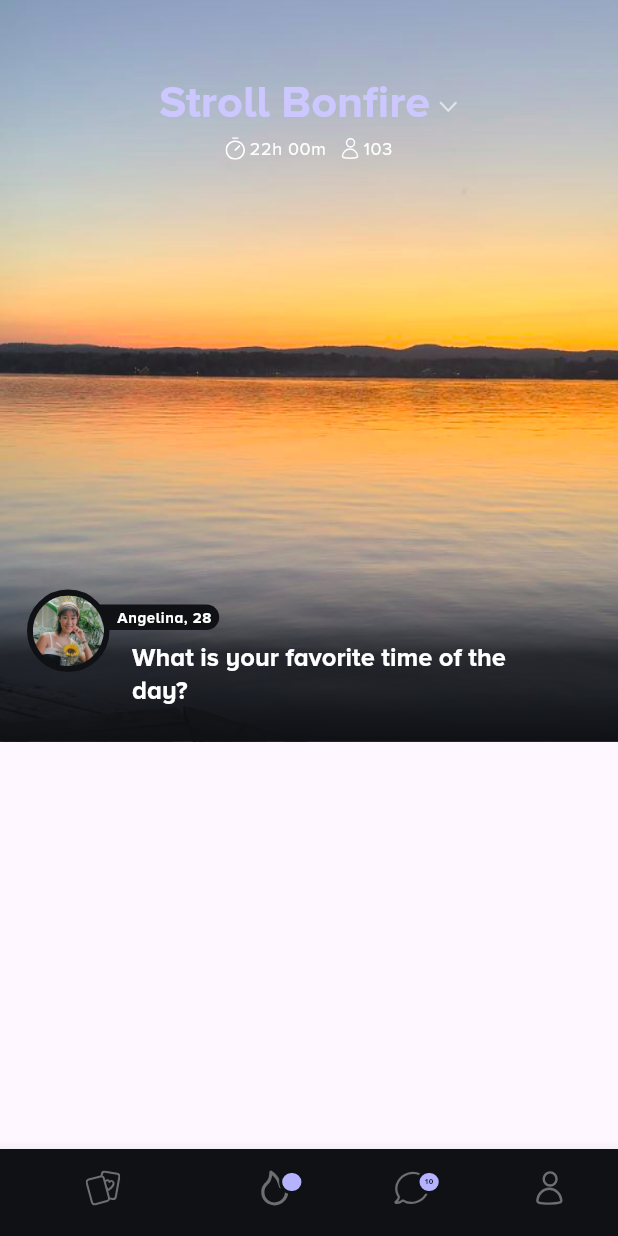
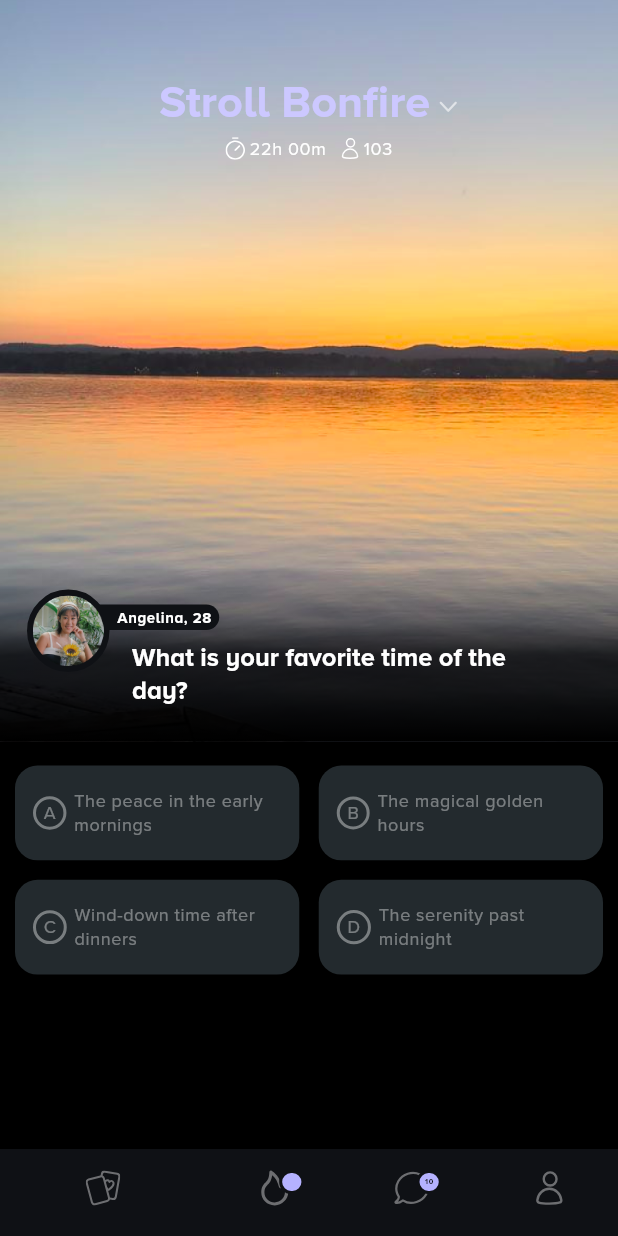
Before and after one commit to Morizuq/stroll, a Flutter app: the screen it shows after launch, on a phone screen of 412 x 824 dp. Run offline on Flutter 3.47's test engine with Material 3 defaults, Android fonts, the phone set to English and light mode, and no system bars; our stand-ins replace flutter_svg.

Commit message:
Refactor BottomNavbar icon rendering; update StrollDetails layout and add DetailsContent widget

```diff
--- a/lib/screens/stroll_details.dart
+++ b/lib/screens/stroll_details.dart
@@ -1,4 +1,5 @@
 import 'package:flutter/material.dart';
+import 'package:stroll/screens/widgets/content/stroll_content.dart';
 import 'package:stroll/screens/widgets/header/header.dart';
 
 class StrollDetails extends StatelessWidget {
@@ -7,13 +8,15 @@ class StrollDetails extends StatelessWidget {
   @override
   Widget build(BuildContext context) {
     return Scaffold(
+      backgroundColor: Colors.black,
       body: SingleChildScrollView(
           child: Column(
+        mainAxisSize: MainAxisSize.max,
         children: [
           // Header
           DetailsHeader(),
           // Content
-          Container()
+          DetailsContent()
         ],
       )),
     );
--- /dev/null
+++ b/lib/screens/widgets/content/options/options.dart
@@ -0,0 +1,97 @@
+import 'package:flutter/material.dart';
+import 'package:stroll/theme/app_colors.dart';
+
+class Options extends StatefulWidget {
+  const Options({super.key});
+
+  @override
+  State<Options> createState() => _OptionsState();
+}
+
+class _OptionsState extends State<Options> {
+  int _selectedIndex = -1;
+
+  @override
+  Widget build(BuildContext context) {
+    // Dummy data for development
+    final List<Map<String, String>> options = [
+      {'label': 'The peace in the early mornings', 'id': 'A'},
+      {'label': 'The magical golden hours', 'id': 'B'},
+      {'label': 'Wind-down time after dinners', 'id': 'C'},
+      {'label': 'The serenity past midnight', 'id': 'D'},
+    ];
+
+    final screenWidth = MediaQuery.sizeOf(context).width;
+
+    final crossAxisCount = (screenWidth / 300).clamp(2, 5).round();
+    final childAspectRatio = (screenWidth > 900)
+        ? (5 / 1)
+        : (3 / 1) + (screenWidth - 600).clamp(0, 300) / 300 * (2 / 1);
+
+    return GridView.builder(
+        shrinkWrap: true,
+        physics: NeverScrollableScrollPhysics(),
+        itemCount: 4,
+        gridDelegate: SliverGridDelegateWithFixedCrossAxisCount(
+          crossAxisCount: crossAxisCount,
+          childAspectRatio: childAspectRatio,
+          crossAxisSpacing: 13,
+          mainAxisSpacing: 13,
+        ),
+        itemBuilder: (context, index) {
+          return GestureDetector(
+              onTap: () {
+                setState(() {
+                  _selectedIndex = index;
+                });
+              },
+              child: optionTile(
+                  Theme.of(context), options[index], _selectedIndex == index));
+        });
+  }
+}
+
+// Tile widget || Container for each option
+Widget optionTile(
+    ThemeData theme, Map<String, String> option, bool isSelected) {
+  return Container(
+    padding: const EdgeInsets.symmetric(
+      horizontal: 10,
+    ),
+    decoration: BoxDecoration(
+      borderRadius: BorderRadius.circular(15),
+      color: AppColors.darkGrey,
+      border: Border.all(
+          color: isSelected ? AppColors.lavenderPurple : Colors.transparent,
+          width: 2),
+    ),
+    child: Row(
+      children: [
+        optionId(theme, option['id']!, isSelected: isSelected),
+        const SizedBox(width: 5),
+        Expanded(
+          child: Text(option['label']!,
+              style: theme.textTheme.bodySmall
+                  ?.copyWith(color: Colors.white.withAlpha(100), fontSize: 12)),
+        ),
+      ],
+    ),
+  );
+}
+
+// Option ID (A, B, C, D)
+Widget optionId(ThemeData theme, String option, {bool isSelected = false}) {
+  return Container(
+    padding: const EdgeInsets.all(5),
+    decoration: BoxDecoration(
+      shape: BoxShape.circle,
+      color: isSelected ? AppColors.lavenderPurple : Colors.transparent,
+      border: Border.all(
+          color: isSelected ? Colors.transparent : Colors.white.withAlpha(100),
+          width: 2),
+    ),
+    child: Text(option,
+        style: theme.textTheme.bodySmall?.copyWith(
+            color: isSelected ? Colors.white : Colors.white.withAlpha(100))),
+  );
+}
--- /dev/null
+++ b/lib/screens/widgets/content/stroll_content.dart
@@ -0,0 +1,25 @@
+import 'package:flutter/material.dart';
+import 'package:stroll/screens/widgets/content/options/options.dart';
+
+class DetailsContent extends StatelessWidget {
+  const DetailsContent({super.key});
+
+  @override
+  Widget build(BuildContext context) {
+    final theme = Theme.of(context);
+    final screenHeight = MediaQuery.of(context).size.height;
+    return Container(
+      height: screenHeight * 0.30,
+      padding: const EdgeInsets.symmetric(
+        horizontal: 10,
+        vertical: 16,
+      ),
+      color: Colors.black,
+      child: Column(
+        children: [
+          Options(),
+        ],
+      ),
+    );
+  }
+}
--- a/lib/screens/widgets/header/user_tile.dart
+++ b/lib/screens/widgets/header/user_tile.dart
@@ -19,11 +19,11 @@ class UserTile extends StatelessWidget {
         end: Alignment.bottomCenter,
         stops: const [0.0, 0.3, 0.5, 0.7, 1.0],
         colors: [
-          AppColors.darkerGrey.withAlpha(10),
-          AppColors.darkerGrey.withAlpha(80),
-          AppColors.darkerGrey.withAlpha(190),
-          AppColors.darkerGrey.withAlpha(204),
-          AppColors.darkerGrey,
+          Colors.black.withAlpha(10),
+          Colors.black.withAlpha(80),
+          Colors.black.withAlpha(190),
+          Colors.black.withAlpha(204),
+          Colors.black,
         ],
       )),
       child: LayoutBuilder(
```
Also changed, not shown: lib/components/bottom_nav.dart (+6 -4 lines).
